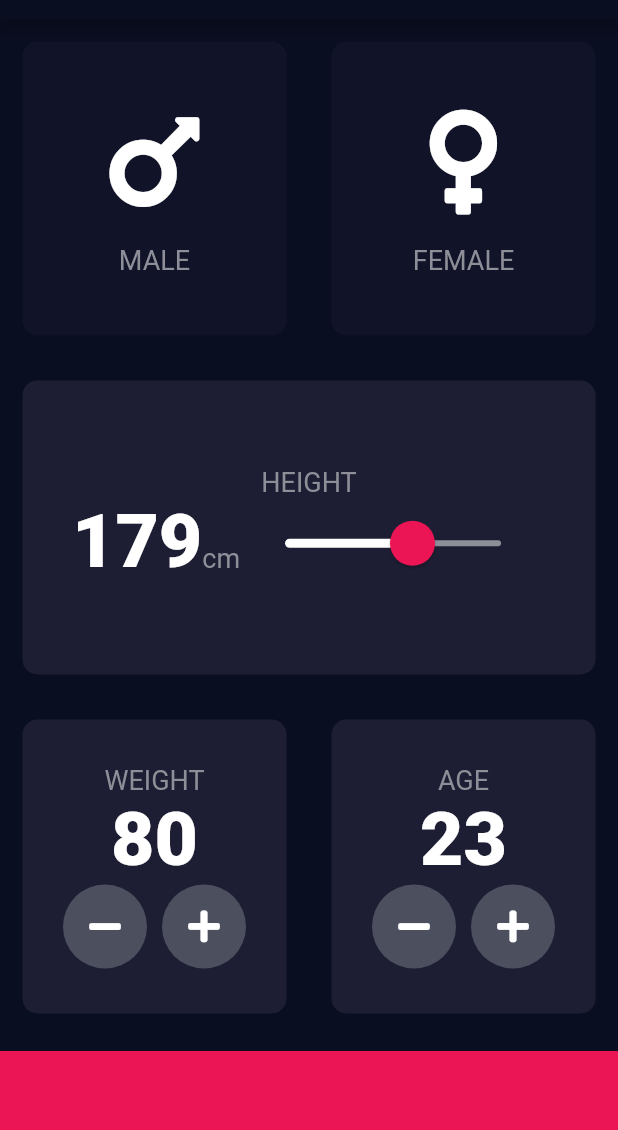
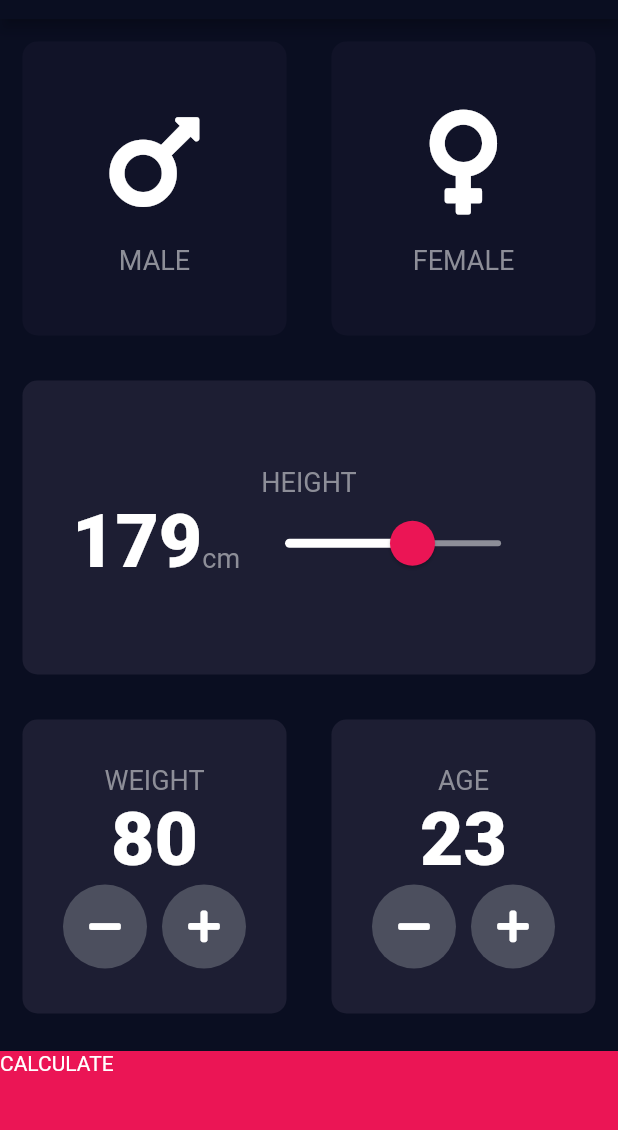
Before and after one commit to robsonsilv4/bmi-calculator, a Flutter app: the screen it shows after launch, on a phone screen of 412 x 824 dp, the part 65-1195 px from its top. Run offline on Flutter 3.47's test engine with Material 2 defaults, Android fonts, the phone set to English and light mode, and no system bars; our stand-ins replace font_awesome_flutter.

```diff
--- a/lib/input_page.dart
+++ b/lib/input_page.dart
@@ -1,3 +1,4 @@
+import 'package:bmi_calculator/result_page.dart';
 import 'package:flutter/material.dart';
 import 'package:font_awesome_flutter/font_awesome_flutter.dart';
 
@@ -208,12 +209,24 @@ class _InputPageState extends State<InputPage> {
                 ],
               ),
             ),
-            Container(
-              color: kBottomContainerColor,
-              width: double.infinity,
-              height: kBottomContainerHeight,
-              margin: EdgeInsets.only(top: 10.0),
-            )
+            GestureDetector(
+                child: Container(
+                  child: Text(
+                    'CALCULATE',
+                  ),
+                  color: kBottomContainerColor,
+                  width: double.infinity,
+                  height: kBottomContainerHeight,
+                  margin: EdgeInsets.only(top: 10.0),
+                ),
+                onTap: () {
+                  Navigator.push(
+                    context,
+                    MaterialPageRoute(
+                      builder: (context) => ResultPage(),
+                    ),
+                  );
+                })
           ],
         ));
   }
```
Also changed, not shown: lib/result_page.dart (added, +13 -0 lines).
